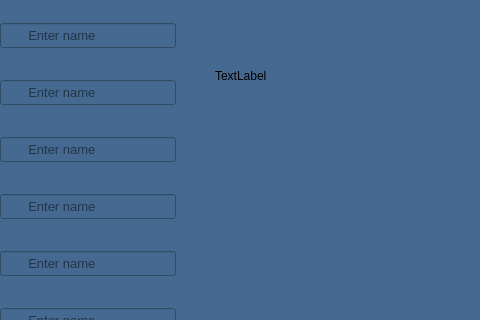
shaahinfaezi/Monopoly, file Monopoly/mainwindow.ui: the form before one commit; both pictures show x 95 to 575 and y 159 to 479 of the 1007 by 769 pixel window.
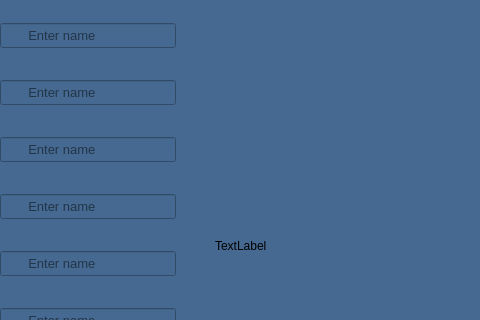
The form after the commit.

What changed in the file:
```diff
--- a/Monopoly/mainwindow.ui
+++ b/Monopoly/mainwindow.ui
@@ -116,7 +116,7 @@
     <property name="geometry">
      <rect>
       <x>310</x>
-      <y>50</y>
+      <y>220</y>
       <width>675</width>
       <height>370</height>
      </rect>
```
Left out of the diff: 2 changed lines with no effect on the pictures.
